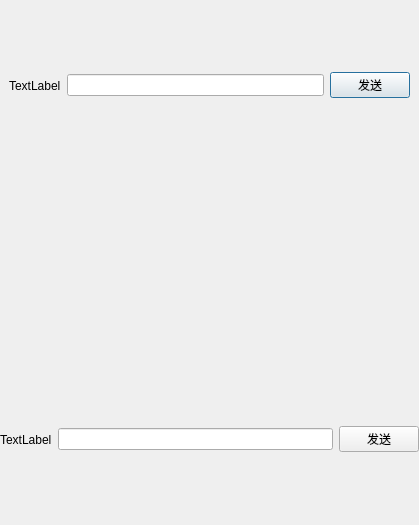
Qt form chess/chess/board_control.ui (zjw-Doraemon/china_chess) before a commit.
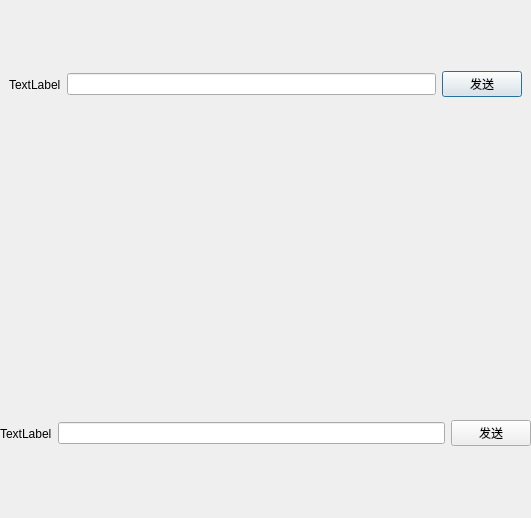
The same form after that commit. Custom widgets are drawn as their Qt base class.

Diff of the .ui file:
```diff
--- a/chess/chess/board_control.ui
+++ b/chess/chess/board_control.ui
@@ -6,8 +6,8 @@
    <rect>
     <x>0</x>
     <y>0</y>
-    <width>419</width>
-    <height>525</height>
+    <width>531</width>
+    <height>518</height>
    </rect>
   </property>
   <property name="windowTitle">
```
